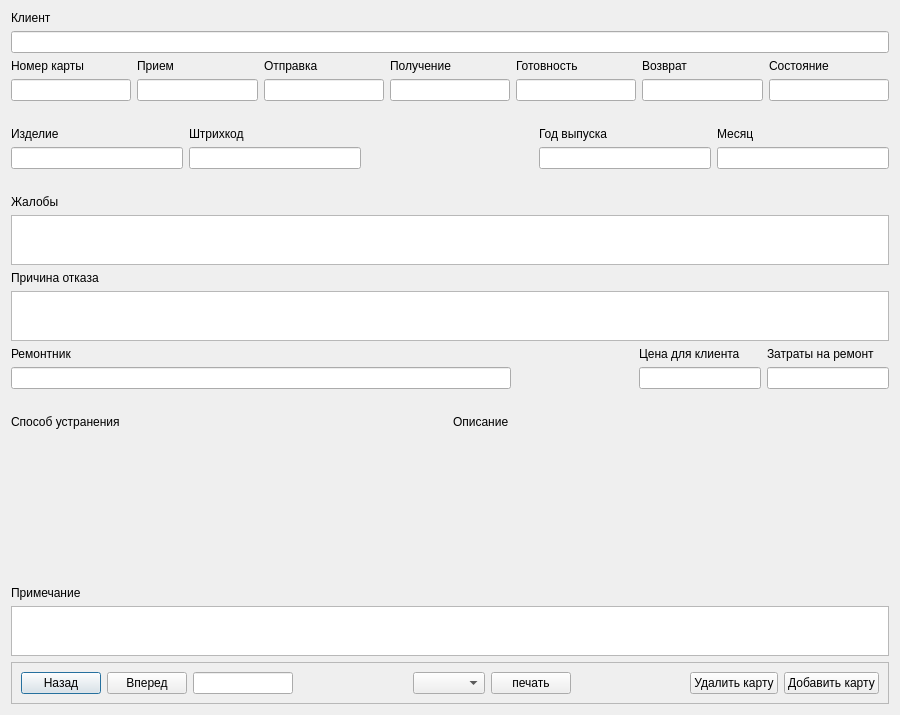
Flamio/RepairCards, file mainform.ui: the form before one commit.
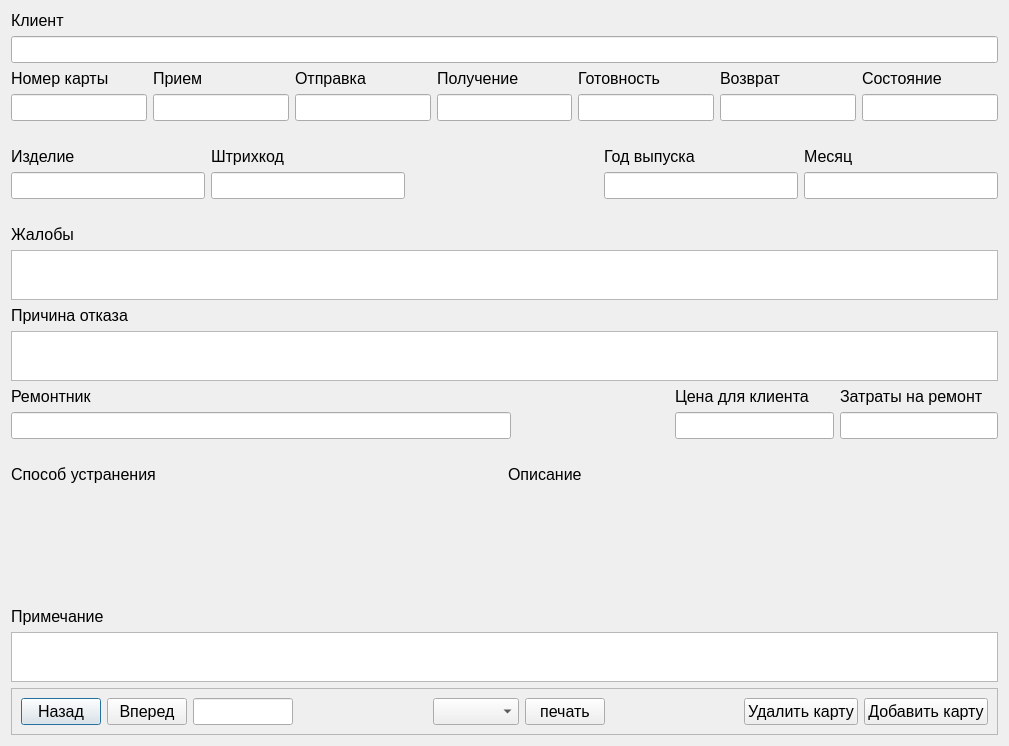
The form after the commit.

```diff
--- a/mainform.ui
+++ b/mainform.ui
@@ -6,8 +6,8 @@
    <rect>
     <x>0</x>
     <y>0</y>
-    <width>900</width>
-    <height>715</height>
+    <width>1009</width>
+    <height>746</height>
    </rect>
   </property>
   <property name="windowTitle">
@@ -18,6 +18,11 @@
     <layout class="QGridLayout" name="gridLayout">
      <item row="8" column="0">
       <widget class="QLabel" name="label_14">
+       <property name="font">
+        <font>
+         <pointsize>12</pointsize>
+        </font>
+       </property>
        <property name="text">
         <string>Причина отказа</string>
        </property>
@@ -27,6 +32,11 @@
       <layout class="QGridLayout" name="gridLayout_4">
        <item row="1" column="2">
         <widget class="QLineEdit" name="clientCost">
+         <property name="font">
+          <font>
+           <pointsize>12</pointsize>
+          </font>
+         </property>
          <property name="readOnly">
           <bool>true</bool>
          </property>
@@ -34,6 +44,11 @@
        </item>
        <item row="1" column="3">
         <widget class="QLineEdit" name="repairCost">
+         <property name="font">
+          <font>
+           <pointsize>12</pointsize>
+          </font>
+         </property>
          <property name="readOnly">
           <bool>true</bool>
          </property>
@@ -41,6 +56,11 @@
        </item>
        <item row="0" column="3">
         <widget class="QLabel" name="label_17">
+         <property name="font">
+          <font>
+           <pointsize>12</pointsize>
+          </font>
+         </property>
          <property name="text">
           <string>Затраты на ремонт</string>
          </property>
@@ -54,6 +74,11 @@
            <height>0</height>
           </size>
          </property>
+         <property name="font">
+          <font>
+           <pointsize>12</pointsize>
+          </font>
+         </property>
          <property name="readOnly">
           <bool>true</bool>
          </property>
@@ -61,6 +86,11 @@
        </item>
        <item row="0" column="2">
         <widget class="QLabel" name="label_16">
+         <property name="font">
+          <font>
+           <pointsize>12</pointsize>
+          </font>
+         </property>
          <property name="text">
           <string>Цена для клиента</string>
          </property>
@@ -68,6 +98,11 @@
        </item>
        <item row="0" column="0">
         <widget class="QLabel" name="label_15">
+         <property name="font">
+          <font>
+           <pointsize>12</pointsize>
+          </font>
+         </property>
          <property name="text">
           <string>Ремонтник</string>
          </property>
@@ -92,6 +127,11 @@
       <layout class="QGridLayout" name="gridLayout_5">
        <item row="0" column="0">
         <widget class="QLabel" name="label_18">
+         <property name="font">
+          <font>
+           <pointsize>12</pointsize>
+          </font>
+         </property>
          <property name="text">
           <string>Способ устранения</string>
          </property>
@@ -99,6 +139,11 @@
        </item>
        <item row="0" column="1">
         <widget class="QLabel" name="label_19">
+         <property name="font">
+          <font>
+           <pointsize>12</pointsize>
+          </font>
+         </property>
          <property name="text">
           <string>Описание</string>
          </property>
@@ -114,6 +159,11 @@
      </item>
      <item row="17" column="0">
       <widget class="QFrame" name="frame_2">
+       <property name="font">
+        <font>
+         <pointsize>12</pointsize>
+        </font>
+       </property>
        <property name="frameShape">
         <enum>QFrame::StyledPanel</enum>
        </property>
@@ -125,6 +175,11 @@
          <layout class="QHBoxLayout" name="horizontalLayout_6">
           <item>
            <widget class="QPushButton" name="pushButton_7">
+            <property name="font">
+             <font>
+              <pointsize>12</pointsize>
+             </font>
+            </property>
             <property name="text">
              <string>Назад</string>
             </property>
@@ -132,6 +187,11 @@
           </item>
           <item>
            <widget class="QPushButton" name="pushButton_8">
+            <property name="font">
+             <font>
+              <pointsize>12</pointsize>
+             </font>
+            </property>
             <property name="text">
              <string>Вперед</string>
             </property>
@@ -145,6 +205,11 @@
               <height>16777215</height>
              </size>
             </property>
+            <property name="font">
+             <font>
+              <pointsize>12</pointsize>
+             </font>
+            </property>
             <property name="inputMask">
              <string/>
             </property>
@@ -170,10 +235,21 @@
            </spacer>
           </item>
           <item>
-           <widget class="QComboBox" name="comboBox_5"/>
+           <widget class="QComboBox" name="comboBox_5">
+            <property name="font">
+             <font>
+              <pointsize>12</pointsize>
+             </font>
+            </property>
+           </widget>
           </item>
           <item>
            <widget class="QPushButton" name="pushButton_6">
+            <property name="font">
+             <font>
+              <pointsize>12</pointsize>
+             </font>
+            </property>
             <property name="text">
              <string>печать</string>
             </property>
@@ -194,6 +270,11 @@
           </item>
           <item>
            <widget class="QPushButton" name="pushButton_9">
+            <property name="font">
+             <font>
+              <pointsize>12</pointsize>
+             </font>
+            </property>
             <property name="text">
              <string>Удалить карту</string>
             </property>
@@ -201,6 +282,11 @@
           </item>
           <item>
            <widget class="QPushButton" name="pushButton_10">
+            <property name="font">
+             <font>
+              <pointsize>12</pointsize>
+             </font>
+            </property>
             <property name="text">
              <string>Добавить карту</string>
             </property>
@@ -219,6 +305,11 @@
          <height>50</height>
         </size>
        </property>
+       <property name="font">
+        <font>
+         <pointsize>12</pointsize>
+        </font>
+       </property>
        <property name="readOnly">
         <bool>true</bool>
        </property>
@@ -252,6 +343,11 @@
      </item>
      <item row="6" column="0">
       <widget class="QLabel" name="label_13">
+       <property name="font">
+        <font>
+         <pointsize>12</pointsize>
+        </font>
+       </property>
        <property name="text">
         <string>Жалобы</string>
        </property>
@@ -284,6 +380,11 @@
          <height>50</height>
         </size>
        </property>
+       <property name="font">
+        <font>
+         <pointsize>12</pointsize>
+        </font>
+       </property>
        <property name="readOnly">
         <bool>true</bool>
        </property>
@@ -293,6 +394,11 @@
       <layout class="QGridLayout" name="gridLayout_3">
        <item row="1" column="3">
         <widget class="QLineEdit" name="createYear">
+         <property name="font">
+          <font>
+           <pointsize>12</pointsize>
+          </font>
+         </property>
          <property name="readOnly">
           <bool>true</bool>
          </property>
@@ -300,6 +406,11 @@
        </item>
        <item row="1" column="1">
         <widget class="QLineEdit" name="barcode">
+         <property name="font">
+          <font>
+           <pointsize>12</pointsize>
+          </font>
+         </property>
          <property name="readOnly">
           <bool>true</bool>
          </property>
@@ -307,6 +418,11 @@
        </item>
        <item row="0" column="0">
         <widget class="QLabel" name="label_9">
+         <property name="font">
+          <font>
+           <pointsize>12</pointsize>
+          </font>
+         </property>
          <property name="text">
           <string>Изделие</string>
          </property>
@@ -314,6 +430,11 @@
        </item>
        <item row="1" column="4">
         <widget class="QLineEdit" name="createMonth">
+         <property name="font">
+          <font>
+           <pointsize>12</pointsize>
+          </font>
+         </property>
          <property name="readOnly">
           <bool>true</bool>
          </property>
@@ -334,6 +455,11 @@
        </item>
        <item row="0" column="3">
         <widget class="QLabel" name="label_11">
+         <property name="font">
+          <font>
+           <pointsize>12</pointsize>
+          </font>
+         </property>
          <property name="text">
           <string>Год выпуска</string>
          </property>
@@ -341,6 +467,11 @@
        </item>
        <item row="0" column="1">
         <widget class="QLabel" name="label_10">
+         <property name="font">
+          <font>
+           <pointsize>12</pointsize>
+          </font>
+         </property>
          <property name="text">
           <string>Штрихкод</string>
          </property>
@@ -348,6 +479,11 @@
        </item>
        <item row="1" column="0">
         <widget class="QLineEdit" name="product">
+         <property name="font">
+          <font>
+           <pointsize>12</pointsize>
+          </font>
+         </property>
          <property name="readOnly">
           <bool>true</bool>
          </property>
@@ -355,6 +491,11 @@
        </item>
        <item row="0" column="4">
         <widget class="QLabel" name="label_12">
+         <property name="font">
+          <font>
+           <pointsize>12</pointsize>
+          </font>
+         </property>
          <property name="text">
           <string>Месяц</string>
          </property>
@@ -376,6 +517,11 @@
          <height>50</height>
         </size>
        </property>
+       <property name="font">
+        <font>
+         <pointsize>12</pointsize>
+        </font>
+       </property>
        <property name="readOnly">
         <bool>true</bool>
        </property>
@@ -398,6 +544,11 @@
       <layout class="QGridLayout" name="gridLayout_2">
        <item row="0" column="5">
         <widget class="QLabel" name="label_7">
+         <property name="font">
+          <font>
+           <pointsize>12</pointsize>
+          </font>
+         </property>
          <property name="text">
           <string>Возврат</string>
          </property>
@@ -405,6 +556,11 @@
        </item>
        <item row="0" column="0">
         <widget class="QLabel" name="label_2">
+         <property name="font">
+          <font>
+           <pointsize>12</pointsize>
+          </font>
+         </property>
          <property name="text">
           <string>Номер карты</string>
          </property>
@@ -412,6 +568,11 @@
        </item>
        <item row="0" column="3">
         <widget class="QLabel" name="label_5">
+         <property name="font">
+          <font>
+           <pointsize>12</pointsize>
+          </font>
+         </property>
          <property name="text">
           <string>Получение</string>
          </property>
@@ -419,6 +580,11 @@
        </item>
        <item row="1" column="2">
         <widget class="QLineEdit" name="send">
+         <property name="font">
+          <font>
+           <pointsize>12</pointsize>
+          </font>
+         </property>
          <property name="readOnly">
           <bool>true</bool>
          </property>
@@ -426,6 +592,11 @@
        </item>
        <item row="1" column="5">
         <widget class="QLineEdit" name="returnDate">
+         <property name="font">
+          <font>
+           <pointsize>12</pointsize>
+          </font>
+         </property>
          <property name="readOnly">
           <bool>true</bool>
          </property>
@@ -433,6 +604,11 @@
        </item>
        <item row="1" column="0">
         <widget class="QLineEdit" name="id">
+         <property name="font">
+          <font>
+           <pointsize>12</pointsize>
+          </font>
+         </property>
          <property name="readOnly">
           <bool>true</bool>
          </property>
@@ -440,6 +616,11 @@
        </item>
        <item row="1" column="4">
         <widget class="QLineEdit" name="ready">
+         <property name="font">
+          <font>
+           <pointsize>12</pointsize>
+          </font>
+         </property>
          <property name="readOnly">
           <bool>true</bool>
          </property>
@@ -447,6 +628,11 @@
        </item>
        <item row="0" column="1">
         <widget class="QLabel" name="label_3">
+         <property name="font">
+          <font>
+           <pointsize>12</pointsize>
+          </font>
+         </property>
          <property name="text">
           <string>Прием</string>
          </property>
@@ -454,6 +640,11 @@
        </item>
        <item row="1" column="1">
         <widget class="QLineEdit" name="receive">
+         <property name="font">
+          <font>
+           <pointsize>12</pointsize>
+          </font>
+         </property>
          <property name="readOnly">
           <bool>true</bool>
          </property>
@@ -461,6 +652,11 @@
        </item>
        <item row="0" column="4">
         <widget class="QLabel" name="label_6">
+         <property name="font">
+          <font>
+           <pointsize>12</pointsize>
+          </font>
+         </property>
          <property name="text">
           <string>Готовность</string>
          </property>
@@ -468,6 +664,11 @@
        </item>
        <item row="0" column="2">
         <widget class="QLabel" name="label_4">
+         <property name="font">
+          <font>
+           <pointsize>12</pointsize>
+          </font>
+         </property>
          <property name="text">
           <string>Отправка</string>
          </property>
@@ -475,6 +676,11 @@
        </item>
        <item row="1" column="3">
         <widget class="QLineEdit" name="receive2">
+         <property name="font">
+          <font>
+           <pointsize>12</pointsize>
+          </font>
+         </property>
          <property name="readOnly">
           <bool>true</bool>
          </property>
@@ -482,6 +688,11 @@
        </item>
        <item row="0" column="6">
         <widget class="QLabel" name="label_8">
+         <property name="font">
+          <font>
+           <pointsize>12</pointsize>
+          </font>
+         </property>
          <property name="text">
           <string>Состояние</string>
          </property>
@@ -489,6 +700,11 @@
        </item>
        <item row="1" column="6">
         <widget class="QLineEdit" name="state">
+         <property name="font">
+          <font>
+           <pointsize>12</pointsize>
+          </font>
+         </property>
          <property name="readOnly">
           <bool>true</bool>
          </property>
@@ -498,6 +714,11 @@
      </item>
      <item row="1" column="0">
       <widget class="QLineEdit" name="client">
+       <property name="font">
+        <font>
+         <pointsize>12</pointsize>
+        </font>
+       </property>
        <property name="readOnly">
         <bool>true</bool>
        </property>
@@ -505,6 +726,11 @@
      </item>
      <item row="15" column="0">
       <widget class="QLabel" name="label_20">
+       <property name="font">
+        <font>
+         <pointsize>12</pointsize>
+        </font>
+       </property>
        <property name="text">
         <string>Примечание</string>
        </property>
@@ -512,6 +738,11 @@
      </item>
      <item row="0" column="0">
       <widget class="QLabel" name="label">
+       <property name="font">
+        <font>
+         <pointsize>12</pointsize>
+        </font>
+       </property>
        <property name="text">
         <string>Клиент</string>
        </property>
```
Left out of the diff: 12 changed lines with no effect on the pictures.
